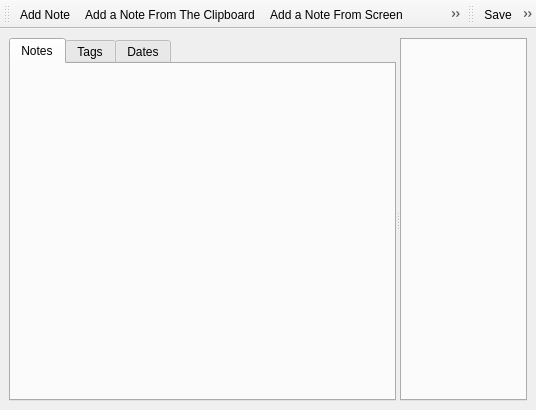
The window that Manager/pages/page_notes.ui (gil9red/NotesManager) describes before a commit, drawn with Qt 5.
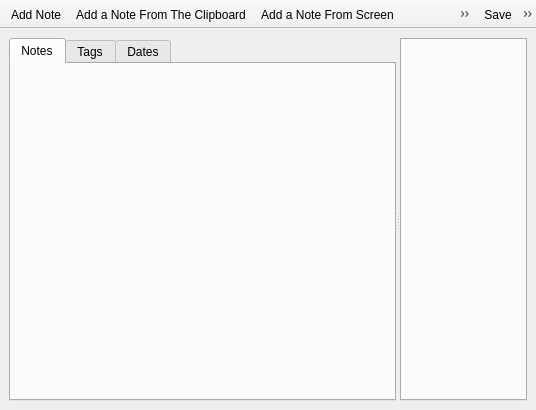
The same window after the commit. The open tabs and pages were chosen to show the change. Icons and pictures are not drawn. Custom widgets are drawn as their Qt base class.

The edit to the form file:
```diff
--- a/Manager/pages/page_notes.ui
+++ b/Manager/pages/page_notes.ui
@@ -75,7 +75,7 @@
     <string>Manage</string>
    </property>
    <property name="movable">
-    <bool>true</bool>
+    <bool>false</bool>
    </property>
    <property name="allowedAreas">
     <set>Qt::AllToolBarAreas</set>
@@ -99,6 +99,9 @@
    <property name="windowTitle">
     <string>Note</string>
    </property>
+   <property name="movable">
+    <bool>false</bool>
+   </property>
    <attribute name="toolBarArea">
     <enum>TopToolBarArea</enum>
    </attribute>
```
Left out of the diff: 49 changed lines with no effect on the pictures.
